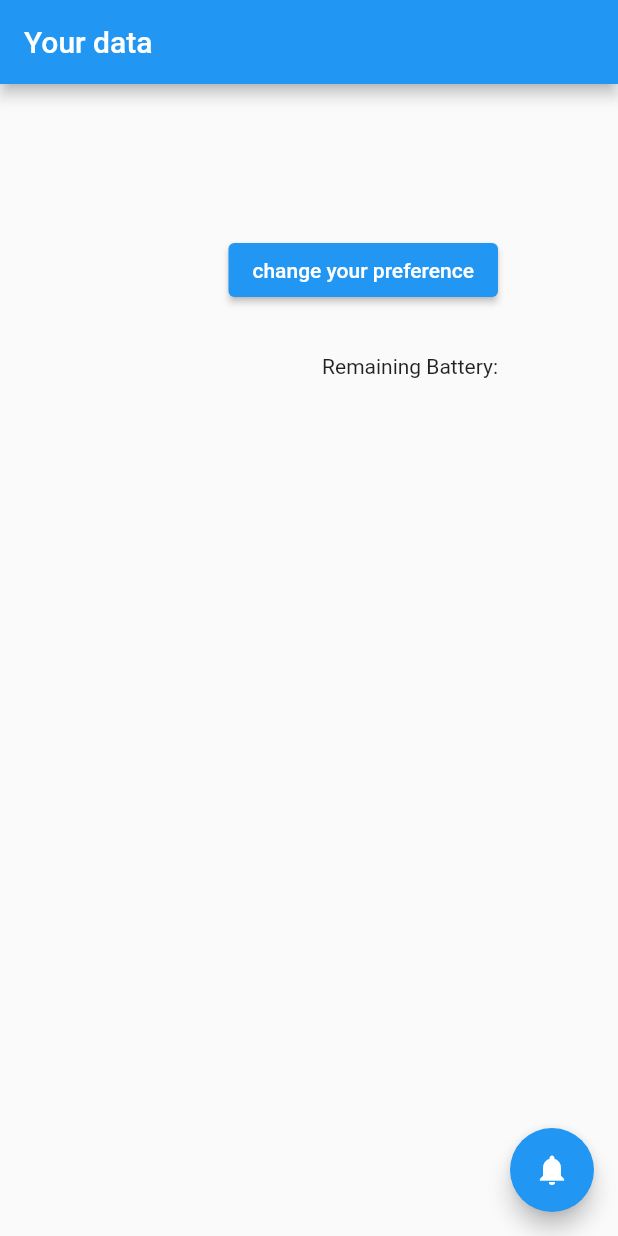
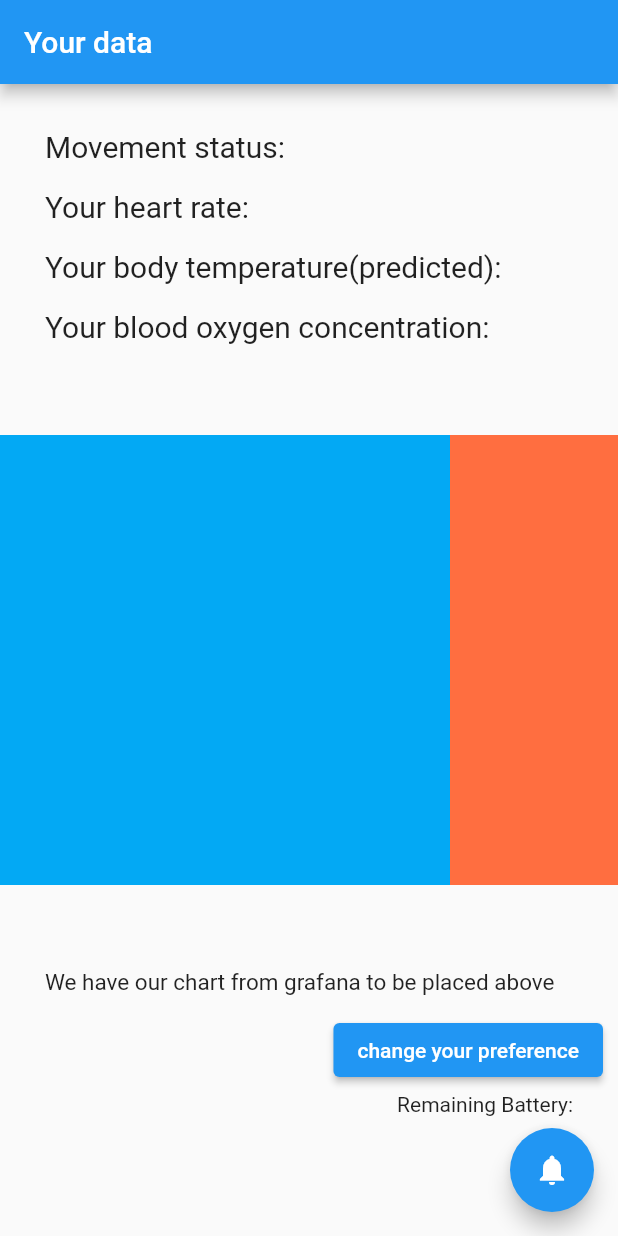
Before and after one commit to Keyi1101/SmartMask, a Flutter app: the screen it shows after launch, on a phone screen of 412 x 824 dp. Run offline on Flutter 3.47's test engine with Material 2 defaults, Android fonts, the light colour scheme and no system bars; our stand-ins replace flutter_local_notifications, rxdart.

Commit message:
Update FirstPage.dart

```diff
--- a/test_app/lib/FirstPage.dart
+++ b/test_app/lib/FirstPage.dart
@@ -35,15 +35,89 @@ class _FirstScreen extends State<testNotificationScreen> {
     var stack=new Stack(
         children:<Widget> [
           new Positioned(
-              top:100.0,
-              right:80.0,
+              bottom:100.0,
+              right:10.0,
               child:RouteButton()
           ),
           new Positioned(
-              top:180.0,
-              right:80.0,
+              bottom:80.0,
+              right:30.0,
               child:new Text('Remaining Battery:')
           ),
+          new Positioned(
+              top: 30.0,
+              left:30.0,
+              child:new Text('Movement status:',style: TextStyle(fontSize: 20.0))//indicate the extent of movement of user(eg.highly active, medium active,not so active,still)
+          ),
+
+          new Positioned(
+              top: 70.0,
+              left:30.0,
+              child:new Text('Your heart rate:',style: TextStyle(fontSize: 20.0))
+          ),
+
+          new Positioned(
+              top: 110.0,
+              left:30.0,
+              child:new Text('Your body temperature(predicted):',style: TextStyle(fontSize: 20.0))
+          ),
+
+          new Positioned(
+              top: 150.0,
+              left:30.0,
+              child:new Text('Your blood oxygen concentration:',style: TextStyle(fontSize: 20.0))
+          ),
+
+          new Positioned(
+              bottom: 160.0,
+              left:30.0,
+              child:new Text('We have our chart from grafana to be placed above',style: TextStyle(fontSize: 15.0))
+          ),
+
+          new Center(
+            child:Container(
+                height: 300.0,
+                child: new ListView(
+                  scrollDirection:Axis.horizontal,
+                  children:<Widget> [
+                    new Container(
+                      width:300.0,
+                      color:Colors.lightBlue,
+                    ),
+                    new Container(
+                      width:300.0,
+                      color:Colors.deepOrangeAccent,
+                    ),
+                    new Container(
+                      width:300.0,
+                      color:Colors.redAccent,
+                    ),
+                    new Container(
+                      width:300.0,
+                      color:Colors.greenAccent,
+                    ),
+                    new Container(
+                      width:300.0,
+                      color:Colors.amber,
+                    ),
+                    new Container(
+                      width:300.0,
+                      color:Colors.green,
+                    ),
+                    new Container(
+                      width:300.0,
+                      color:Colors.purple,
+                    ),
+                    new Container(
+                      width:300.0,
+                      color:Colors.black,
+                    ),
+                  ]
+                )
+              )
+          ),
+
+
         ]
     );
 
```
